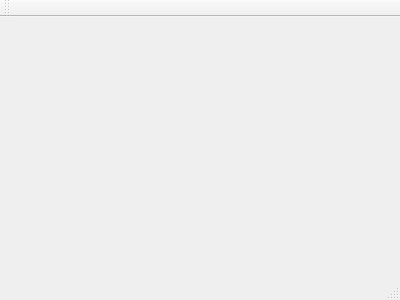
Qt form mainwindow.ui (midnightgalaxy/PasswordGenerator_QTgui) before a commit.
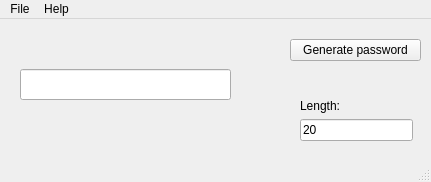
The same form after that commit.

Commit message: written the QT part

Patch:
```diff
--- a/mainwindow.ui
+++ b/mainwindow.ui
@@ -1,24 +1,105 @@
 <ui version="4.0">
  <class>MainWindow</class>
- <widget class="QMainWindow" name="MainWindow" >
-  <property name="geometry" >
+ <widget class="QMainWindow" name="MainWindow">
+  <property name="geometry">
    <rect>
     <x>0</x>
     <y>0</y>
-    <width>400</width>
-    <height>300</height>
+    <width>431</width>
+    <height>182</height>
    </rect>
   </property>
   <property name="windowTitle" >
    <string>MainWindow</string>
   </property>
-  <widget class="QMenuBar" name="menuBar" />
-  <widget class="QToolBar" name="mainToolBar" />
-  <widget class="QWidget" name="centralWidget" />
-  <widget class="QStatusBar" name="statusBar" />
+  <widget class="QWidget" name="centralWidget">
+   <widget class="QPushButton" name="pushButton">
+    <property name="geometry">
+     <rect>
+      <x>290</x>
+      <y>20</y>
+      <width>131</width>
+      <height>22</height>
+     </rect>
+    </property>
+    <property name="text">
+     <string>Generate password</string>
+    </property>
+   </widget>
+   <widget class="QLineEdit" name="lineEdit">
+    <property name="geometry">
+     <rect>
+      <x>300</x>
+      <y>100</y>
+      <width>113</width>
+      <height>22</height>
+     </rect>
+    </property>
+    <property name="text">
+     <string>20</string>
+    </property>
+   </widget>
+   <widget class="QLineEdit" name="lineEdit_2">
+    <property name="geometry">
+     <rect>
+      <x>20</x>
+      <y>50</y>
+      <width>211</width>
+      <height>31</height>
+     </rect>
+    </property>
+   </widget>
+   <widget class="QLabel" name="label">
+    <property name="geometry">
+     <rect>
+      <x>300</x>
+      <y>80</y>
+      <width>59</width>
+      <height>14</height>
+     </rect>
+    </property>
+    <property name="text">
+     <string>Length:</string>
+    </property>
+   </widget>
+  </widget>
+  <widget class="QMenuBar" name="menuBar">
+   <property name="geometry">
+    <rect>
+     <x>0</x>
+     <y>0</y>
+     <width>431</width>
+     <height>19</height>
+    </rect>
+   </property>
+   <widget class="QMenu" name="menuFile">
+    <property name="title">
+     <string>File</string>
+    </property>
+    <addaction name="actionQuit"/>
+   </widget>
+   <widget class="QMenu" name="menuAbout">
+    <property name="title">
+     <string>Help</string>
+    </property>
+    <addaction name="actionAbout"/>
+   </widget>
+   <addaction name="menuFile"/>
+   <addaction name="menuAbout"/>
+  </widget>
+  <widget class="QStatusBar" name="statusBar"/>
+  <action name="actionAbout">
+   <property name="text">
+    <string>About</string>
+   </property>
+  </action>
+  <action name="actionQuit">
+   <property name="text">
+    <string>Quit</string>
+   </property>
+  </action>
  </widget>
- <layoutDefault spacing="6" margin="11" />
- <pixmapfunction></pixmapfunction>
+ <layoutdefault spacing="6" margin="11"/>
  <resources/>
  <connections/>
 </ui>
```
Left out of the diff: 75 changed lines with no effect on the pictures. The commit also changes 2 other files.
